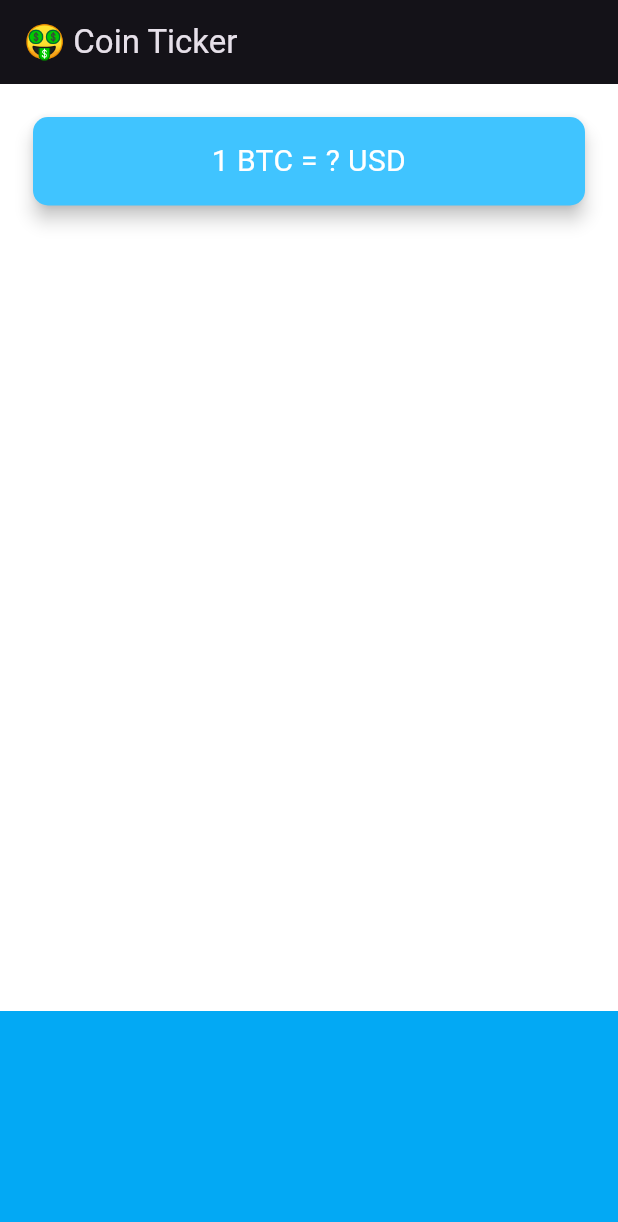
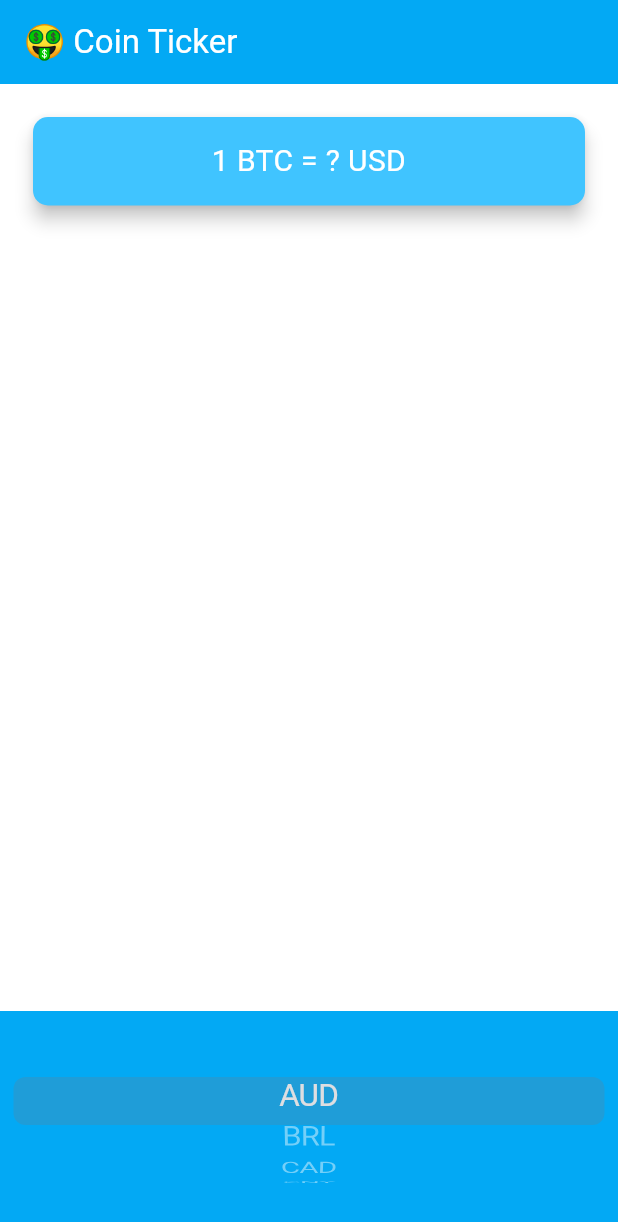
Before and after one commit to hannanjamaludin/bitcoin_ticker, a Flutter app: the screen it shows after launch, on a phone screen of 412 x 824 dp. Shown: the top 1222 px of the screen. Run offline on Flutter 3.47's test engine with Material 3 defaults, Android fonts, the phone set to English and light mode, and no system bars.

Commit message:
dropdown and picker

```diff
--- a/lib/main.dart
+++ b/lib/main.dart
@@ -8,8 +8,13 @@ class MyApp extends StatelessWidget {
   Widget build(BuildContext context) {
     return MaterialApp(
       theme: ThemeData.dark().copyWith(
-          primaryColor: Colors.lightBlue,
-          scaffoldBackgroundColor: Colors.white),
+        primaryColor: Colors.lightBlue,
+        scaffoldBackgroundColor: Colors.white,
+        appBarTheme: const AppBarTheme(
+          foregroundColor: Colors.white,
+          backgroundColor: Colors.lightBlue,
+        ),
+      ),
       home: PriceScreen(),
     );
   }
--- a/lib/price_screen.dart
+++ b/lib/price_screen.dart
@@ -1,4 +1,6 @@
+import 'package:bitcoin_ticker/coin_data.dart';
 import 'package:flutter/material.dart';
+import 'package:flutter/cupertino.dart';
 
 class PriceScreen extends StatefulWidget {
   @override
@@ -6,6 +8,35 @@ class PriceScreen extends StatefulWidget {
 }
 
 class _PriceScreenState extends State<PriceScreen> {
+  String selectedCurrency = 'USD';
+
+  List<DropdownMenuItem<String>> getDropdownItems() {
+    List<DropdownMenuItem<String>> dropdownItems = [];
+
+    for (String currency in currenciesList) {
+      var newItem = DropdownMenuItem(
+        child: Text(
+          currency,
+        ),
+        value: currency,
+      );
+
+      dropdownItems.add(newItem);
+    }
+
+    return dropdownItems;
+  }
+
+  List<Text> getPickerItems() {
+    List<Text> pickerItems = [];
+
+    for (String currency in currenciesList) {
+      pickerItems.add(Text(currency));
+    }
+
+    return pickerItems;
+  }
+
   @override
   Widget build(BuildContext context) {
     return Scaffold(
@@ -42,10 +73,30 @@ class _PriceScreenState extends State<PriceScreen> {
             alignment: Alignment.center,
             padding: EdgeInsets.only(bottom: 30.0),
             color: Colors.lightBlue,
-            child: null,
+            child: CupertinoPicker(
+              itemExtent: 32.0,
+              onSelectedItemChanged: (selectedIndex) {
+                print(selectedIndex);
+              },
+              children: getPickerItems(),
+            ),
           ),
         ],
       ),
     );
   }
 }
+
+
+// DropdownMenuItem(
+//               alignment: Alignment.center,
+//               child: DropdownButton<String>(
+//                 value: selectedCurrency,
+//                 items: getDropdownItems(),
+//                 onChanged: (value) {
+//                   setState(() {
+//                     selectedCurrency = value!;
+//                   });
+//                 },
+//               ),
+//             ),
```
